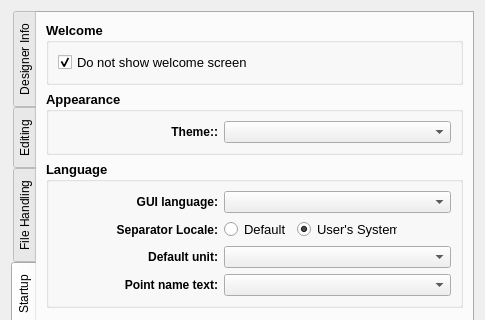
First picture: the form in src/app/seamly2d/dialogs/configpages/preferencesconfigurationpage.ui, repository FashionFreedom/Seamly2D, before the edit; both pictures show x 0 to 485 and y 0 to 320 of the 485 by 572 pixel window.
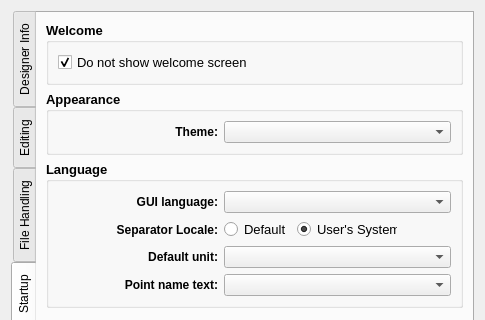
Second picture: the form after the edit. Custom widgets are drawn as their Qt base class.

Patch:
```diff
--- a/src/app/seamly2d/dialogs/configpages/preferencesconfigurationpage.ui
+++ b/src/app/seamly2d/dialogs/configpages/preferencesconfigurationpage.ui
@@ -1409,7 +1409,7 @@
              </font>
             </property>
             <property name="text">
-             <string>Theme::</string>
+             <string>Theme:</string>
             </property>
             <property name="alignment">
              <set>Qt::AlignRight|Qt::AlignTrailing|Qt::AlignVCenter</set>
```
